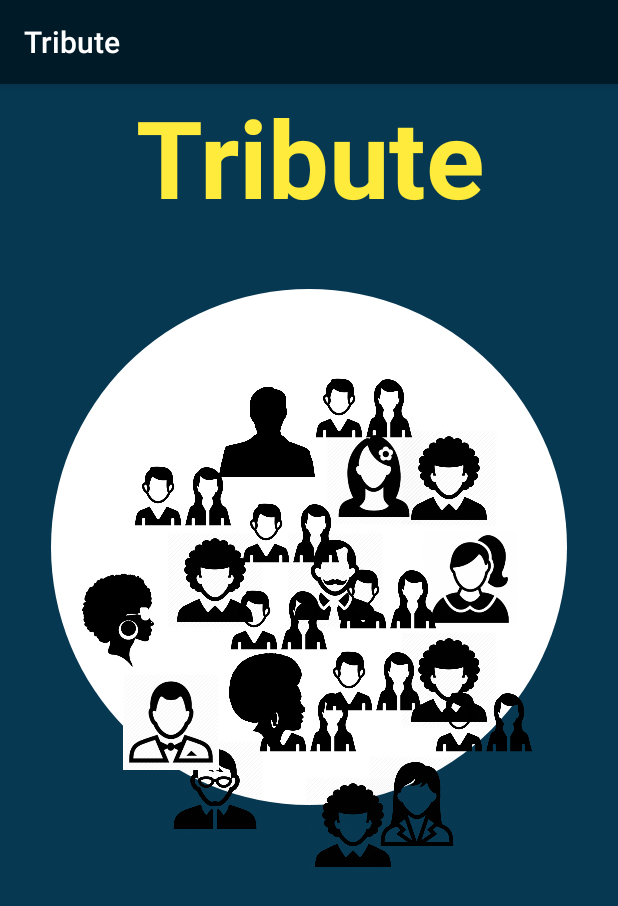
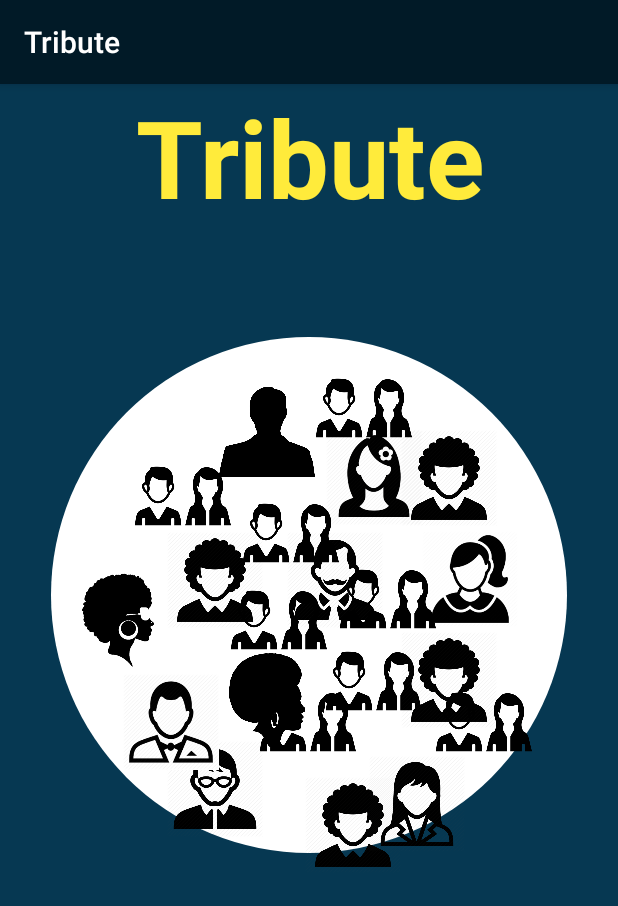
Before and after one commit to InquisitiveMindHasToKnow/Tribute, an Android app: the SplashWelcome screen opened directly, with no data from a screen before it, on a phone screen of 412 x 824 dp. Shown: the top 906 px of the screen. Run offline under Robolectric (Android 15) with nearby library versions, the light colour scheme and no system bars.

Commit message:
Splash screen handler delays reduced. added an animation that will fade once to splash screen.

```diff
--- a/app/src/main/AndroidManifest.xml
+++ b/app/src/main/AndroidManifest.xml
@@ -8,7 +8,7 @@
         android:allowBackup="true"
         android:icon="@drawable/tributehand"
         android:label="@string/app_name"
-        android:roundIcon="@mipmap/ic_launcher_round"
+        android:roundIcon="@mipmap/tributehand"
         android:supportsRtl="true"
         android:theme="@style/AppTheme">
         <activity android:name=".activities.UserRegistrationActivity"></activity>
--- a/app/src/main/java/com/ohmstheresistance/tribute/intro/SplashWelcome.java
+++ b/app/src/main/java/com/ohmstheresistance/tribute/intro/SplashWelcome.java
@@ -2,6 +2,7 @@ package com.ohmstheresistance.tribute.intro;
 
 import android.content.Intent;
 import android.os.Handler;
+import android.support.constraint.ConstraintLayout;
 import android.support.v7.app.AppCompatActivity;
 import android.os.Bundle;
 import android.view.View;
@@ -16,11 +17,12 @@ import com.ohmstheresistance.tribute.activities.LoginActivity;
 
 public class SplashWelcome extends AppCompatActivity {
 
-    ImageView splashImage;
-    private static int SPLASH_SCREEN_TIMER = 5000;
+    private static int SPLASH_SCREEN_TIMER = 3000;
     private Intent toLoginScreenIntent;
+    private ConstraintLayout splashConstraintLayout;
 
     private TextView splashImageBackGroundTextView;
+    private ImageView splashImage;
     private ImageView splashScreenImageOneImageView;
     private ImageView splashScreenImageTwoImageView;
     private ImageView splashScreenImageThreeImageView;
@@ -49,6 +51,7 @@ public class SplashWelcome extends AppCompatActivity {
         setContentView(R.layout.activity_splash_welcome);
 
         splashImageBackGroundTextView = findViewById(R.id.splash_image_background_textview);
+        splashConstraintLayout = findViewById(R.id.splash_layout);
 
         splashImage = findViewById(R.id.splash_screen_image);
         splashScreenImageOneImageView = findViewById(R.id.splash_screen_image1);
@@ -71,6 +74,10 @@ public class SplashWelcome extends AppCompatActivity {
         splashScreenImageEighteenImageView = findViewById(R.id.splash_screen_image18);
         splashScreenImageNineteenImageView = findViewById(R.id.splash_screen_image19);
         splashScreenImageTwentyImageView = findViewById(R.id.splash_screen_image20);
+
+
+        splashConstraintLayout.startAnimation(AnimationUtils.loadAnimation(getApplicationContext(), R.anim.fade_once));
+
 
 
         new Handler().postDelayed(new Runnable() {
@@ -120,14 +127,6 @@ public class SplashWelcome extends AppCompatActivity {
                 splashScreenImageNineteenImageView.setVisibility(View.INVISIBLE);
                 splashScreenImageTwentyImageView.setVisibility(View.INVISIBLE);
 
-            }
-        }, 1500);
-
-        new Handler().postDelayed(new Runnable() {
-            @Override
-            public void run() {
-
-
                 Animation blinkingAnimation = new AlphaAnimation(0.0f, 1.0f);
                 blinkingAnimation.setDuration(100);
                 blinkingAnimation.setStartOffset(300);
@@ -135,7 +134,8 @@ public class SplashWelcome extends AppCompatActivity {
                 blinkingAnimation.setRepeatCount(Animation.INFINITE);
                 splashImage.startAnimation(blinkingAnimation);
             }
-        }, 3000);
+        }, 2000);
+
 
         new Handler().postDelayed(new Runnable() {
             @Override
--- /dev/null
+++ b/app/src/main/res/anim/fade_once.xml
@@ -0,0 +1,8 @@
+<?xml version="1.0" encoding="utf-8"?>
+<alpha xmlns:android="http://schemas.android.com/apk/res/android"
+    android:fromAlpha="1.0"
+    android:toAlpha="0.0"
+    android:duration="1000"
+    android:repeatCount="1"
+    android:repeatMode="reverse"
+    />
--- a/app/src/main/res/layout/activity_splash_welcome.xml
+++ b/app/src/main/res/layout/activity_splash_welcome.xml
@@ -4,6 +4,7 @@
     xmlns:tools="http://schemas.android.com/tools"
     android:layout_width="match_parent"
     android:layout_height="match_parent"
+    android:id="@+id/splash_layout"
     android:background="@color/mainBackgroundColor"
     tools:context=".intro.SplashWelcome">
 
@@ -25,7 +26,7 @@
         android:layout_width="344dp"
         android:layout_height="344dp"
         android:textStyle="bold"
-        android:layout_marginTop="40dp"
+        android:layout_marginTop="72dp"
         android:textColor="@color/textColor"
         android:background="@drawable/circle"
         android:gravity="center"
```
